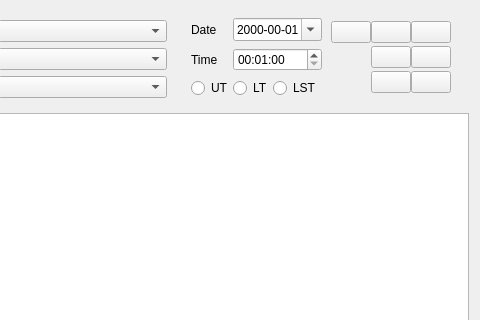
First picture: the form in astroManager/Resource/windows/windowPlanning.ui, repository gavin-blakeman/astroManager, before the edit; both pictures show x 569 to 1049 and y 0 to 320 of the 1049 by 621 pixel window.
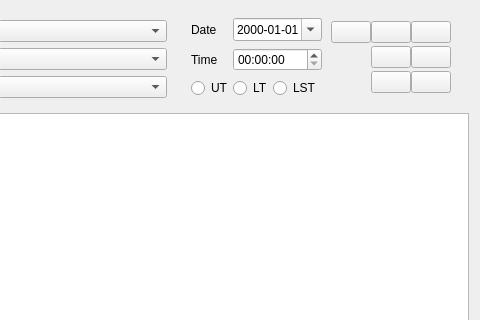
Second picture: the form after the edit. Icons and pictures are not drawn.

```diff
--- a/astroManager/Resource/windows/windowPlanning.ui
+++ b/astroManager/Resource/windows/windowPlanning.ui
@@ -42,7 +42,7 @@
       <item row="0" column="1" colspan="2">
        <widget class="QDateEdit" name="dateEditSelectedDate">
         <property name="displayFormat">
-         <string>yyyy-mm-dd</string>
+         <string>yyyy-MM-dd</string>
         </property>
         <property name="calendarPopup">
          <bool>true</bool>
@@ -82,7 +82,7 @@
       <item row="1" column="1" colspan="2">
        <widget class="QTimeEdit" name="timeEditSelectedTime">
         <property name="displayFormat">
-         <string>HH:MM:ss</string>
+         <string>HH:mm:ss</string>
         </property>
        </widget>
       </item>
```
